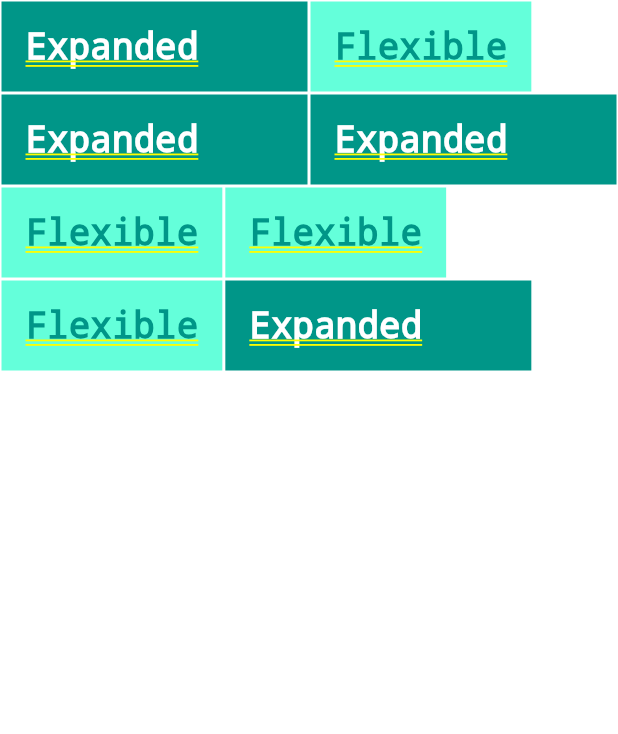
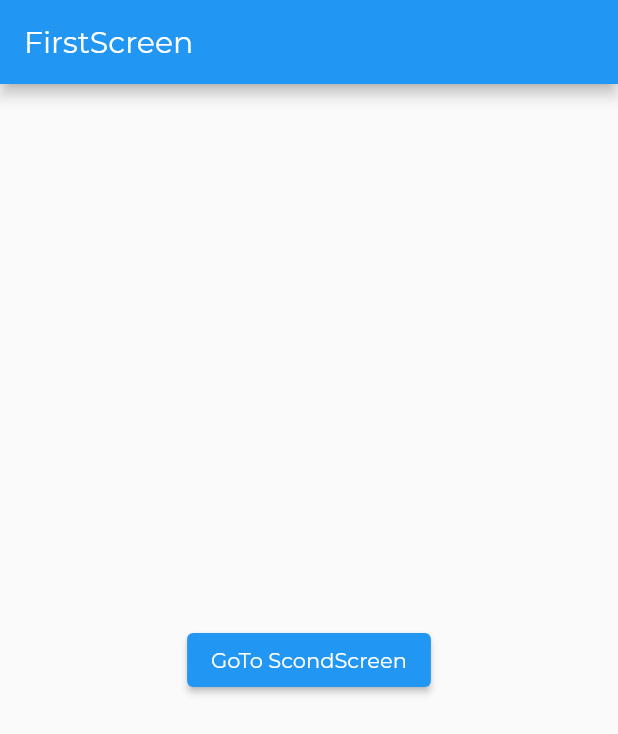
Before and after one commit to Teddir/flutter_app_first, a Flutter app: the screen it shows after launch, on a phone screen of 412 x 824 dp. Shown: the top 734 px of the screen. Run offline on Flutter 3.47's test engine with Material 2 defaults, Android fonts, the phone set to English and light mode, and no system bars; project files that could hold a hidden picture were left out.

Commit message:
add navigation

```diff
--- a/lib/main.dart
+++ b/lib/main.dart
@@ -10,7 +10,65 @@ class MyApp extends StatelessWidget {
     return MaterialApp(
       title: 'Wisata Bali',
       theme: ThemeData(fontFamily: 'Montserrat'),
-      home: const ListColor(),
+      home: FirstScreen(),
+    );
+  }
+}
+
+// navigation
+class FirstScreen extends StatelessWidget {
+  final String message = 'Hello Bro aku props dari screnn pertama ygy';
+  @override
+  Widget build(BuildContext context) {
+    return Scaffold(
+      appBar: AppBar(
+        title: const Text("FirstScreen"),
+      ),
+      body: Container(
+        alignment: Alignment.center,
+        child: Center(
+          child: ElevatedButton(
+              onPressed: () {
+                Navigator.push(
+                    context,
+                    MaterialPageRoute(
+                        builder: (context) => ScondScreen(message)));
+              },
+              child: const Text('GoTo ScondScreen')),
+        ),
+      ),
+    );
+  }
+}
+
+class ScondScreen extends StatelessWidget {
+  final String message;
+  const ScondScreen(this.message, {Key? key}) : super(key: key);
+  @override
+  Widget build(BuildContext context) {
+    return Scaffold(
+      appBar: AppBar(
+        title: const Text('ScondScreen'),
+      ),
+      body: Container(
+        alignment: Alignment.center,
+        child: Center(
+            child: Column(
+          mainAxisAlignment: MainAxisAlignment.center,
+          children: [
+            Text(message),
+            const SizedBox(
+              height: 5.0,
+              width: 100,
+            ),
+            ElevatedButton(
+                onPressed: () {
+                  Navigator.pop(context);
+                },
+                child: const Text('Back ygy')),
+          ],
+        )),
+      ),
     );
   }
 }
@@ -249,6 +307,7 @@ class ListViewHeheState extends State<ListViewHehe> {
 }
 
 class PerbaikanTampilan extends StatefulWidget {
+  const PerbaikanTampilan({Key? key}) : super(key: key);
   @override
   PerbaikanTampilanState createState() => PerbaikanTampilanState();
 }
```
